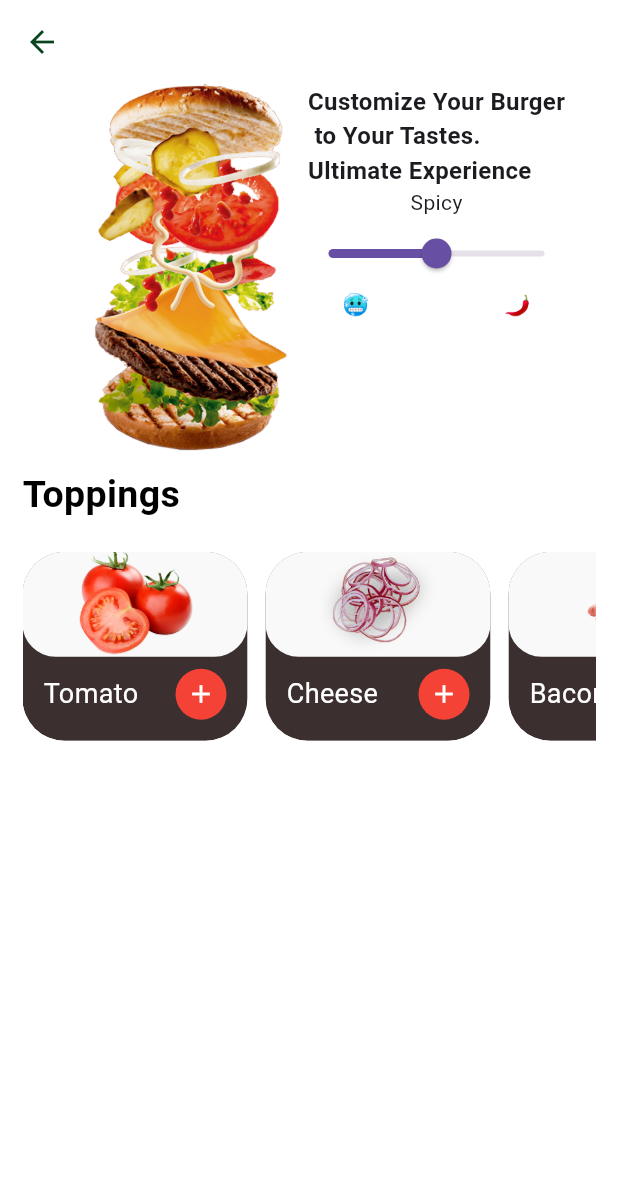
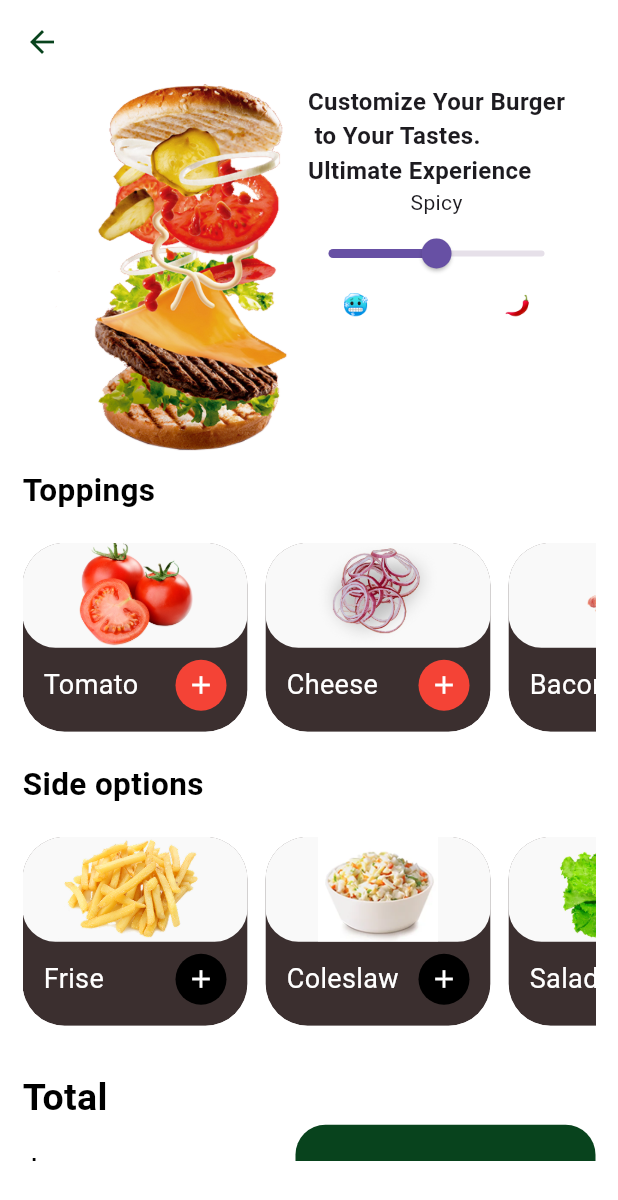
Before and after one commit to hamadelmalik/hungry-App, a Flutter app: the screen it shows after launch, on a phone screen of 412 x 824 dp. Shown: the top 1200 px of the screen. Run offline on Flutter 3.47's test engine with Material 3 defaults, Android fonts, the phone set to English and light mode, and no system bars; our stand-ins replace flutter_svg, gap.

Commit message:
finshed product detailes

```diff
--- a/lib/core/constants/assets_app.dart
+++ b/lib/core/constants/assets_app.dart
@@ -6,7 +6,10 @@ abstract class AssetsPath {
   static const String pickles = "assets/images/Pickles.png";
   static const String onn = "assets/images/onn.png";
   static const String chease = "assets/images/chease.png";
-
+  static const String salaq = "assets/images/salaq.png";
+  static const String Onion = "assets/images/Onion.png";
+  static const String frise = "assets/images/frise.png";
+  static const String Coleslaw = "assets/images/Coleslaw.png";
 
   static const String hungryTex = "assets/images/hungryTex.svg";
 }
--- a/lib/features/product/view/product_details_view.dart
+++ b/lib/features/product/view/product_details_view.dart
@@ -1,3 +1,4 @@
+import 'dart:developer';
 
 import 'package:flutter/material.dart';
 import 'package:gap/gap.dart';
@@ -5,7 +6,9 @@ import 'package:hungry/core/constants/assets_app.dart';
 import 'package:hungry/core/constants/color_palette.dart';
 import 'package:hungry/features/product/view/widget/ingredient_card.dart';
 import 'package:hungry/features/product/view/widget/spicy_slider.dart';
+import 'package:hungry/shared/custom_brn.dart';
 import 'package:hungry/shared/custom_text.dart';
+
 class ProductDetailsView extends StatefulWidget {
   const ProductDetailsView({super.key});
 
@@ -14,31 +17,40 @@ class ProductDetailsView extends StatefulWidget {
 }
 
 class _ProductDetailsViewState extends State<ProductDetailsView> {
+  double spicyValue = 0.5;
   final ingredients = [
     {'image': AssetsPath.tomato, 'title': 'Tomato'},
     {'image': AssetsPath.chease, 'title': 'Cheese'},
     {'image': AssetsPath.onn, 'title': 'Bacons'},
     {'image': AssetsPath.pickles, 'title': 'pickles'},
   ];
+  final sideOptions = [
+    {'image': AssetsPath.frise, 'title': 'Frise'},
+    {'image': AssetsPath.Coleslaw, 'title': 'Coleslaw'},
+    {'image': AssetsPath.salaq, 'title': 'Salad'},
+    {'image': AssetsPath.Onion, 'title': 'Onion'},
+  ];
+
   @override
   Widget build(BuildContext context) {
-    double spicyValue = 0.5;
-    return Scaffold(
+
+    return SafeArea(
+      child: Scaffold(
         backgroundColor: Colors.white,
         appBar: AppBar(
           backgroundColor: Colors.white,
           leading: GestureDetector(
-            onTap: (){
+            onTap: () {
               Navigator.pop(context);
             },
-            child: Icon(Icons.arrow_back,color: ColorPalette.primaryColor,)),
+            child: Icon(Icons.arrow_back, color: ColorPalette.primaryColor),
+          ),
         ),
         body: Padding(
-        padding: const EdgeInsets.symmetric(horizontal: 15.0),
+          padding: const EdgeInsets.fromLTRB(15, 0, 15, 50),         child: SingleChildScrollView(
             child: Column(
               crossAxisAlignment: CrossAxisAlignment.start,
               children: [
-
                 SpicySlider(
                   value: spicyValue,
                   onChanged: (v) {
@@ -48,28 +60,94 @@ class _ProductDetailsViewState extends State<ProductDetailsView> {
                   },
                 ),
                 Gap(10),
-            CustomText(text: 'Toppings',fontSize: 25,color: Colors.black,fontWeight: FontWeight.bold,),
+                CustomText(
+                  text: 'Toppings',
+                  fontSize: 21,
+                  color: Colors.black,
+                  fontWeight: FontWeight.bold,
+                ),
                 Gap(20),
-
                 SingleChildScrollView(
                   scrollDirection: Axis.horizontal,
                   child: Row(
                     children: List.generate(
                       ingredients.length,
                       (index) => Padding(
-                    padding: const EdgeInsets.only(right: 12), // مسافة بين كل كارت واللي بعده
+                        padding: const EdgeInsets.only(right: 12),
+                        // مسافة بين كل كارت واللي بعده
                         child: IngredientCard(
                           image: ingredients[index]['image']!,
                           title: ingredients[index]['title']!,
+                          colorIcn: Colors.white,
+                          boxDecoration: Colors.red,
                         ),
                       ),
                     ),
                   ),
                 ),
-
+                Gap(20),
+                CustomText(
+                  text: 'Side options',
+                  fontSize: 21,
+                  color: Colors.black,
+                  fontWeight: FontWeight.bold,
+                ),
+                Gap(20),
+                SingleChildScrollView(
+                  scrollDirection: Axis.horizontal,
+                  child: Row(
+                    children: List.generate(
+                      sideOptions.length,
+                      (index) => Padding(
+                        padding: const EdgeInsets.only(right: 12),
+                        // مسافة بين كل كارت واللي بعده
+                        child: IngredientCard(
+                          image: sideOptions[index]['image']!,
+                          title: sideOptions[index]['title']!,
+                          colorIcn: Colors.white,
+                          boxDecoration: Colors.black,
+                        ),
+                      ),
+                    ),
+                  ),
+                ),
+                Gap(30),
+                CustomText(
+                  text: 'Total',
+                  fontSize: 25,
+                  color: Colors.black,
+                  fontWeight: FontWeight.bold,
+                ),
+                Row(
+                  children: [
+                    CustomText(
+                      text: '\$18.19',
+                      fontSize: 25,
+                      color: Colors.black,
+                      fontWeight: FontWeight.bold,
+                    ),
+                    Spacer(),
+                    CustomBtn(
+                      heightSize: 70,
+                      widthSize: 200,
+                      backgroundColor: ColorPalette.primaryColor,
+                      onTap: () {
+                        log('Added to cart');
+                      },
+                      child: CustomText(
+                        text: 'Add To Cart',
+                        color: Colors.white,
+                        fontWeight: FontWeight.bold,
+                        fontSize: 25,
+                      ),
+                    ),
 
                   ],
-        )
+                ),
+              ],
+            ),
+          ),
+        ),
       ),
     );
   }
--- a/lib/features/product/view/widget/ingredient_card.dart
+++ b/lib/features/product/view/widget/ingredient_card.dart
@@ -2,7 +2,9 @@ import 'package:flutter/material.dart';
 import 'package:hungry/shared/custom_text.dart';
 class IngredientCard extends StatelessWidget {
   final String image,title;
-  const IngredientCard({super.key,required this.image,required this.title});
+  final Color colorIcn,boxDecoration;
+
+  const IngredientCard({super.key,required this.image,required this.title,required this.colorIcn,required this.boxDecoration});
 
   @override
   Widget build(BuildContext context) {
@@ -52,13 +54,13 @@ class IngredientCard extends StatelessWidget {
                   Container(
                     width: 34,
                     height: 34,
-                    decoration: const BoxDecoration(
-                      color: Colors.red,
+                    decoration:  BoxDecoration(
+                      color: boxDecoration,
                       shape: BoxShape.circle,
                     ),
-                    child: const Icon(
+                    child: Icon(
                       Icons.add,
-                      color: Colors.white,
+                      color: colorIcn,
                       size: 20,
                     ),
                   ),
--- a/lib/features/product/view/widget/split_color_icon.dart
+++ /dev/null
@@ -1,62 +0,0 @@
-
-import 'package:flutter/material.dart';
-
-class SplitColorIcon extends StatelessWidget {
-  final double size;
-  final Color topColor;
-  final Color bottomColor;
-  final double borderRadius;
-  final List<BoxShadow> shadow;
-
-  const SplitColorIcon({
-    super.key,
-    this.size = 100.0,
-    this.topColor = Colors.white,
-    this.bottomColor = const Color(0xFF4E342E), // Dark brown
-    this.borderRadius = 12.0,
-    this.shadow = const [
-      BoxShadow(
-        color: Colors.black26,
-        blurRadius: 4,
-        offset: Offset(2, 2),
-      ),
-    ],
-  });
-
-  @override
-  Widget build(BuildContext context) {
-    return Container(
-      width: size,
-      height: size,
-      decoration: BoxDecoration(
-        borderRadius: BorderRadius.circular(borderRadius),
-        boxShadow: shadow,
-      ),
-      child: Column(
-        children: [
-          Expanded(
-            child: Container(
-              decoration: BoxDecoration(
-                color: topColor,
-                borderRadius: BorderRadius.vertical(
-                  top: Radius.circular(borderRadius),
-                ),
-              ),
-
-            ),
-          ),
-          Expanded(
-            child: Container(
-              decoration: BoxDecoration(
-                color: bottomColor,
-                borderRadius: BorderRadius.vertical(
-                  bottom: Radius.circular(borderRadius),
-                ),
-              ),
-            ),
-          ),
-        ],
-      ),
-    );
-  }
-}
--- /dev/null
+++ b/lib/shared/custom_brn.dart
@@ -0,0 +1,25 @@
+import 'package:flutter/material.dart';
+import 'package:hungry/shared/custom_text.dart';
+class CustomBtn extends StatelessWidget {
+  final double heightSize,widthSize;
+  final Color backgroundColor;
+  final VoidCallback? onTap;
+  final Widget child;
+  const CustomBtn({super.key,required this.heightSize,required this.widthSize, required this.backgroundColor, this.onTap, required this.child});
+
+  @override
+  Widget build(BuildContext context) {
+    return   GestureDetector(
+      onTap: onTap,
+      child: Container(
+        padding: EdgeInsets.all(20),
+        height: heightSize,
+        width: widthSize,
+        decoration: BoxDecoration(
+            borderRadius: BorderRadius.circular(20),
+            color: backgroundColor),
+        child:  child,
+      ),
+    );
+  }
+}
```
Also changed, not shown: assets/images/Coleslaw.png (added), assets/images/Onion.png (added), assets/images/frise.png (added), assets/images/salaq.png (added). Lines whose indentation alone changed are shown as unchanged.
